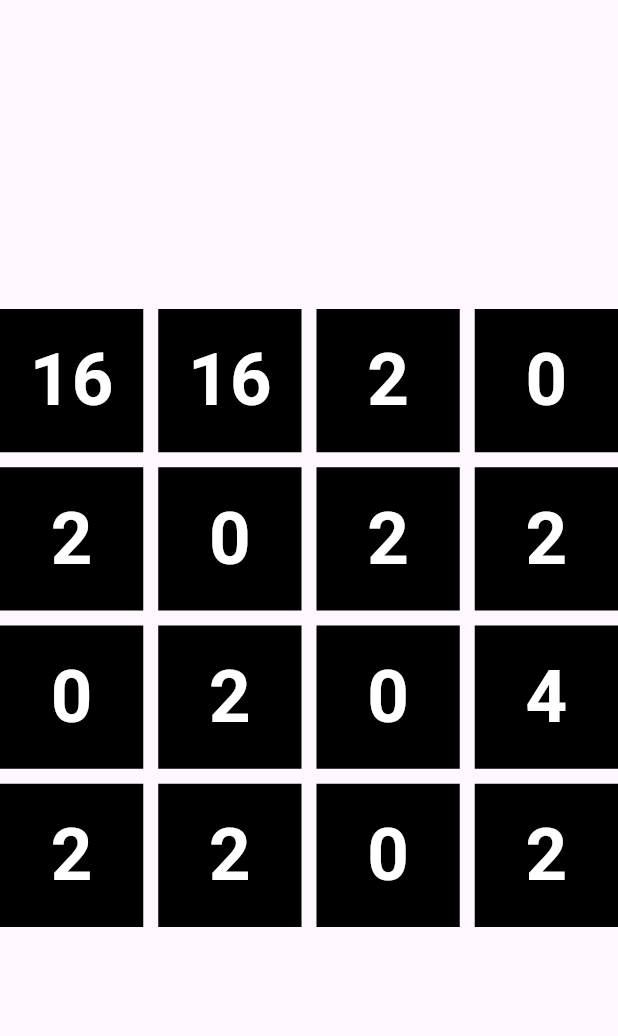
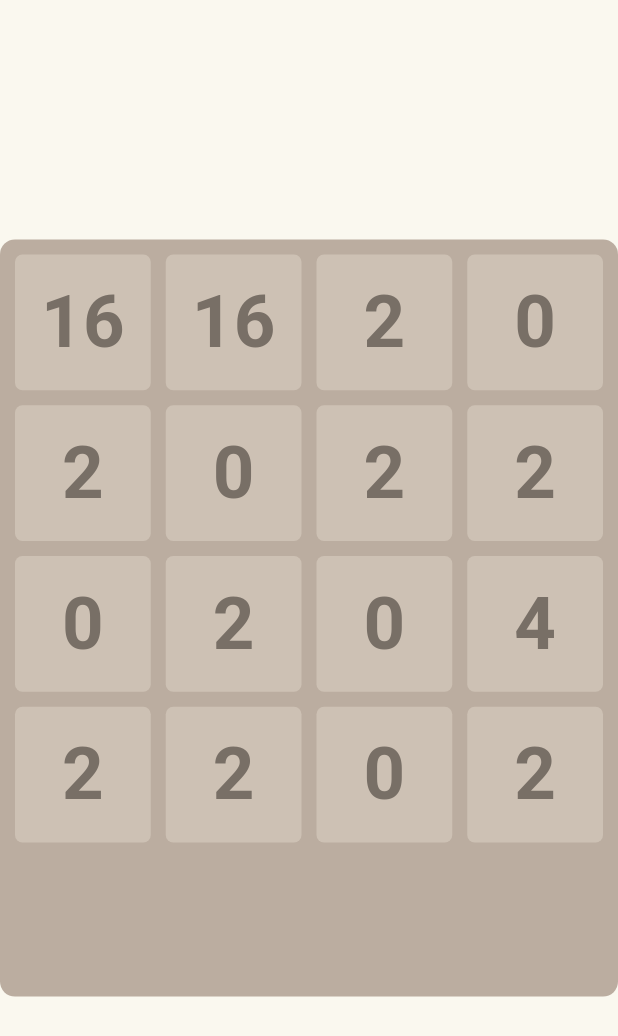
Before and after one commit to Shashwat-111/2048-Game-Flutter, a Flutter app: the screen it shows after launch, on a phone screen of 412 x 824 dp. Shown: the top 1036 px of the screen. Run offline on Flutter 3.47's test engine with Material 3 defaults, Android fonts, the light colour scheme and no system bars.

Commit message:
added colours

```diff
--- a/lib/main.dart
+++ b/lib/main.dart
@@ -1,5 +1,7 @@
+import 'package:flutter/cupertino.dart';
 import 'package:flutter/material.dart';
 import 'package:flutter/services.dart';
+import 'package:flutter/widgets.dart';
 import 'package:game_2048/game_logic.dart';
 
 void main() {
@@ -71,12 +73,19 @@ class _MyAppState extends State<MyApp> {
                       }),
             },
             child: Center(
-              child: Column(
-                mainAxisAlignment: MainAxisAlignment.center,
-                children: [
-                  SizedBox(
-                    height: MediaQuery.of(context).size.height / 2,
-                    width: MediaQuery.of(context).size.height / 2,
+              child: Stack(alignment: Alignment.center, children: [
+                Container(
+                    color: const Color.fromRGBO(250, 248, 239,1)), //for background color
+                Container(
+                  decoration: const BoxDecoration(
+                    borderRadius: BorderRadius.all(Radius.circular(10)),
+                    color: Color.fromRGBO(187, 173, 160, 1),
+                  ),
+                  child: Padding(
+                    padding: const EdgeInsets.all(10.0),
+                    child: SizedBox(
+                      height: MediaQuery.of(context).size.height / 1.7,
+                      width: MediaQuery.of(context).size.height / 1.7,
                       child: Focus(
                         autofocus: true,
                         child: GridView.builder(
@@ -88,57 +97,31 @@ class _MyAppState extends State<MyApp> {
                                   mainAxisSpacing: 10),
                           itemBuilder: (context, index) {
                             return Container(
-                            color: Colors.black,
+                              decoration: const BoxDecoration(
+                                  borderRadius:
+                                      BorderRadius.all(Radius.circular(5)),
+                                  color: Color.fromRGBO(205, 193, 180, 1)),
                               height: 10,
                               width: 30,
                               child: Center(
                                   child: Text(
                                 newList[index].toString(),
                                 style: TextStyle(
-                                  color: Colors.white,
+                                    color:
+                                        const Color.fromRGBO(120, 111, 102, 1),
                                     fontWeight: FontWeight.bold,
                                     fontSize:
-                                      MediaQuery.of(context).size.height / 17),
+                                        MediaQuery.of(context).size.height /
+                                            17),
                               )),
                             );
                           },
                         ),
                       ),
                     ),
-                  // TextButton(
-                  //     onPressed: () {
-                  //       setState(() {
-                  //         all = gameLogic(all: all, task: "D");
-                  //         all = randomTwoGenerator(all);
-                  //       });
-                  //     },
-                  //     child: const Text("Down")),
-                  // TextButton(
-                  //     onPressed: () {
-                  //       setState(() {
-                  //         all = gameLogic(all: all, task: "U");
-                  //         all = randomTwoGenerator(all);
-                  //       });
-                  //     },
-                  //     child: const Text("UP")),
-                  // TextButton(
-                  //     onPressed: () {
-                  //       setState(() {
-                  //         all = gameLogic(all: all, task: "L");
-                  //         all = randomTwoGenerator(all);
-                  //       });
-                  //     },
-                  //     child: const Text("Left")),
-                  // TextButton(
-                  //     onPressed: () {
-                  //       setState(() {
-                  //         all = gameLogic(all: all, task: "R");
-                  //         all = randomTwoGenerator(all);
-                  //       });
-                  //     },
-                  //     child: const Text("Right")),
-                ],
                   ),
+                ),
+              ]),
             ),
           ),
         ),
```
Lines whose indentation alone changed are shown as unchanged.
